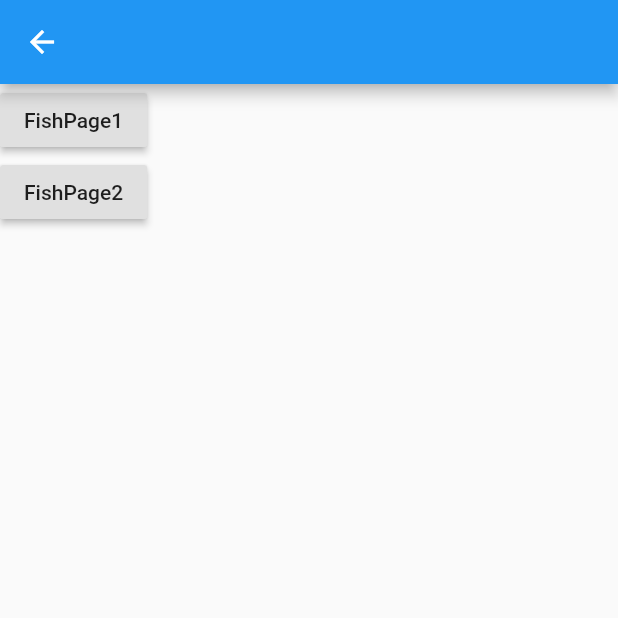
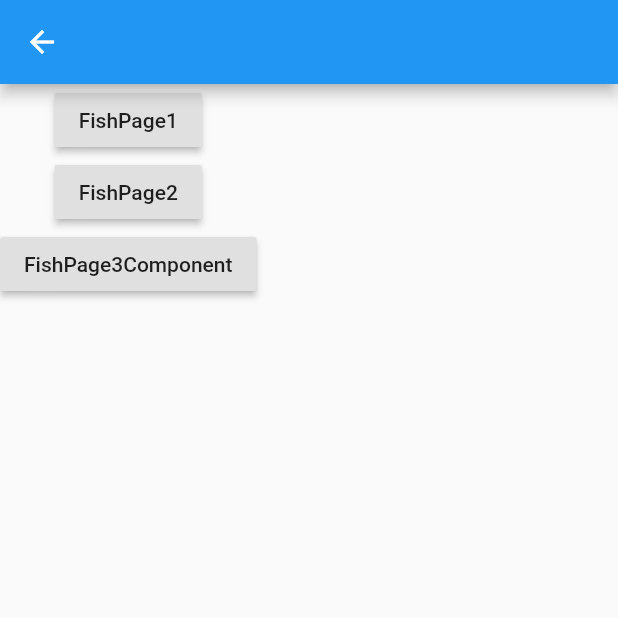
Before and after one commit to lifelikejuly/Flutter_Demo, a Flutter app: the FishReduxDemo screen opened directly, on a phone screen of 412 x 824 dp, the top half of it. Run offline on Flutter 3.47's test engine with Material 2 defaults, Android fonts, the phone set to English and light mode, and no system bars; our stand-ins replace charts_flutter, dio, flutter_redux, flutter_swiper, pull_to_refresh, redux; missing offline and left inert: fish_redux; statements that could not run were skipped.

Commit message:
do:fishRedux demo

```diff
--- a/lib/main.dart
+++ b/lib/main.dart
@@ -7,6 +7,7 @@ import 'package:flutter_demo/demo/router/router_demo.dart';
 import 'package:flutter_demo/demo_page.dart';
 import 'package:flutter_demo/part/fishredux/demopage1/page.dart';
 import 'package:flutter_demo/part/fishredux/demopage2/page.dart';
+import 'package:flutter_demo/part/fishredux/demopage3/page.dart';
 import 'package:flutter_demo/part/redux_demo.dart';
 import 'package:flutter_demo/primeval/native_demo.dart';
 import 'package:flutter_demo/ui/theme_demo.dart';
@@ -31,6 +32,7 @@ class _MyAppState extends State<MyApp> {
       /// 注册TodoList主页面
       'fishPage1': FishDemoPage1Page(),
       'fishPage2': FishDemoPage2Page(),
+      'fishPage3': FishDemoListPagePage(),
     },
   );
 
--- a/lib/part/fish_redux_demo.dart
+++ b/lib/part/fish_redux_demo.dart
@@ -1,6 +1,7 @@
 import 'package:flutter/material.dart';
 import 'package:flutter/widgets.dart';
 import 'package:flutter_demo/part/fishredux/demopage1/page.dart';
+
 
 class FishReduxDemo extends StatefulWidget {
   @override
@@ -26,6 +27,12 @@ class _FishReduxDemoState extends State<FishReduxDemo> {
               onPressed: () {
                 Navigator.of(context).pushNamed('fishPage2');
               },
+            ),
+            RaisedButton(
+              child: Text("FishPage3Component"),
+              onPressed: () {
+                Navigator.of(context).pushNamed('fishPage3');
+              },
             )
           ],
         ),
@@ -33,3 +40,15 @@ class _FishReduxDemoState extends State<FishReduxDemo> {
     );
   }
 }
+/**
+ *  page是整体组成部分
+ *  state是数据状态管理
+ *  action 制定操作指令
+ *  effect 首先响应dispatch的action
+ *  reducer 对应执行的action做相应state更新操作
+ *  view负责UI展示
+ *  Component是粒度更细的page 将各个视图划分成更小
+ *
+ *
+ *
+ */
--- a/lib/part/fishredux/demopage1/action.dart
+++ b/lib/part/fishredux/demopage1/action.dart
@@ -1,5 +1,6 @@
 import 'package:fish_redux/fish_redux.dart';
 
+// 要做的操作在这里定义
 //TODO replace with your own action
 enum FishDemoPage1Action { add, reduce, actionAdd,actionReduce, Next }
 
--- a/lib/part/fishredux/demopage1/effect.dart
+++ b/lib/part/fishredux/demopage1/effect.dart
@@ -2,7 +2,7 @@ import 'package:fish_redux/fish_redux.dart';
 import 'package:flutter/widgets.dart' hide Action;
 import 'action.dart';
 import 'state.dart';
-
+//dispatch做action 先执行这里
 Effect<FishDemoPage1State> buildEffect() {
   return combineEffects(<Object, Effect<FishDemoPage1State>>{
     FishDemoPage1Action.add: _onAddAction,
--- a/lib/part/fishredux/demopage1/page.dart
+++ b/lib/part/fishredux/demopage1/page.dart
@@ -4,7 +4,7 @@ import 'effect.dart';
 import 'reducer.dart';
 import 'state.dart';
 import 'view.dart';
-
+//页面内容
 class FishDemoPage1Page extends Page<FishDemoPage1State, Map<String, dynamic>> {
   FishDemoPage1Page()
       : super(
--- a/lib/part/fishredux/demopage1/reducer.dart
+++ b/lib/part/fishredux/demopage1/reducer.dart
@@ -2,8 +2,9 @@ import 'package:fish_redux/fish_redux.dart';
 
 import 'action.dart';
 import 'state.dart';
+//在effect之后接收action的做state数据变化操作
+Reducer<FishDemoPage1State> buildReducer() {
 
-Reducer<FishDemoPage1State> buildReducer() {
   return asReducer(
     <Object, Reducer<FishDemoPage1State>>{
       FishDemoPage1Action.actionAdd: _onAddAction,
--- a/lib/part/fishredux/demopage1/state.dart
+++ b/lib/part/fishredux/demopage1/state.dart
@@ -1,5 +1,5 @@
 import 'package:fish_redux/fish_redux.dart';
-
+//状态管理类
 class FishDemoPage1State implements Cloneable<FishDemoPage1State> {
   int total = 0;
   bool add = false;
--- a/lib/part/fishredux/demopage1/view.dart
+++ b/lib/part/fishredux/demopage1/view.dart
@@ -3,7 +3,7 @@ import 'package:flutter/material.dart';
 
 import 'action.dart';
 import 'state.dart';
-
+// state 状态数据 dispatch 分发action
 Widget buildView(FishDemoPage1State state, Dispatch dispatch, ViewService viewService) {
   return Scaffold(
     appBar: AppBar(),
```
Also changed, not shown: lib/part/fishredux/demopage2/FishModel.dart (added, +8 -0 lines).
